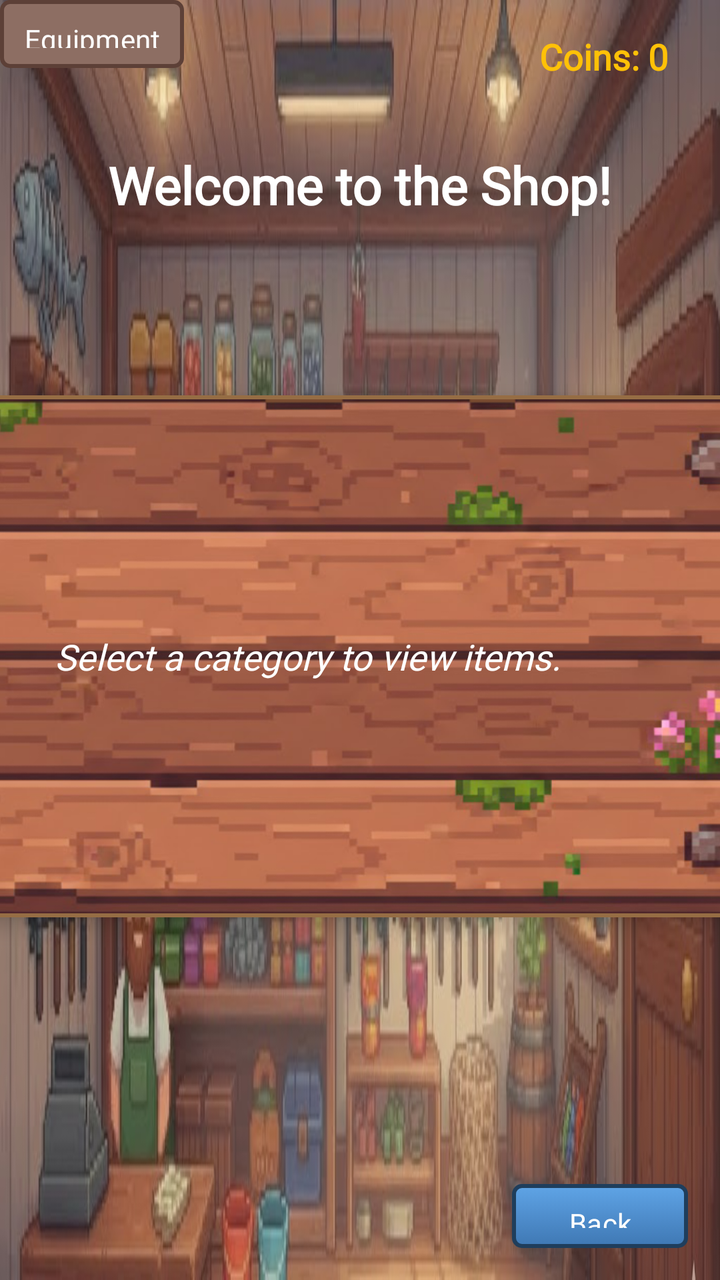
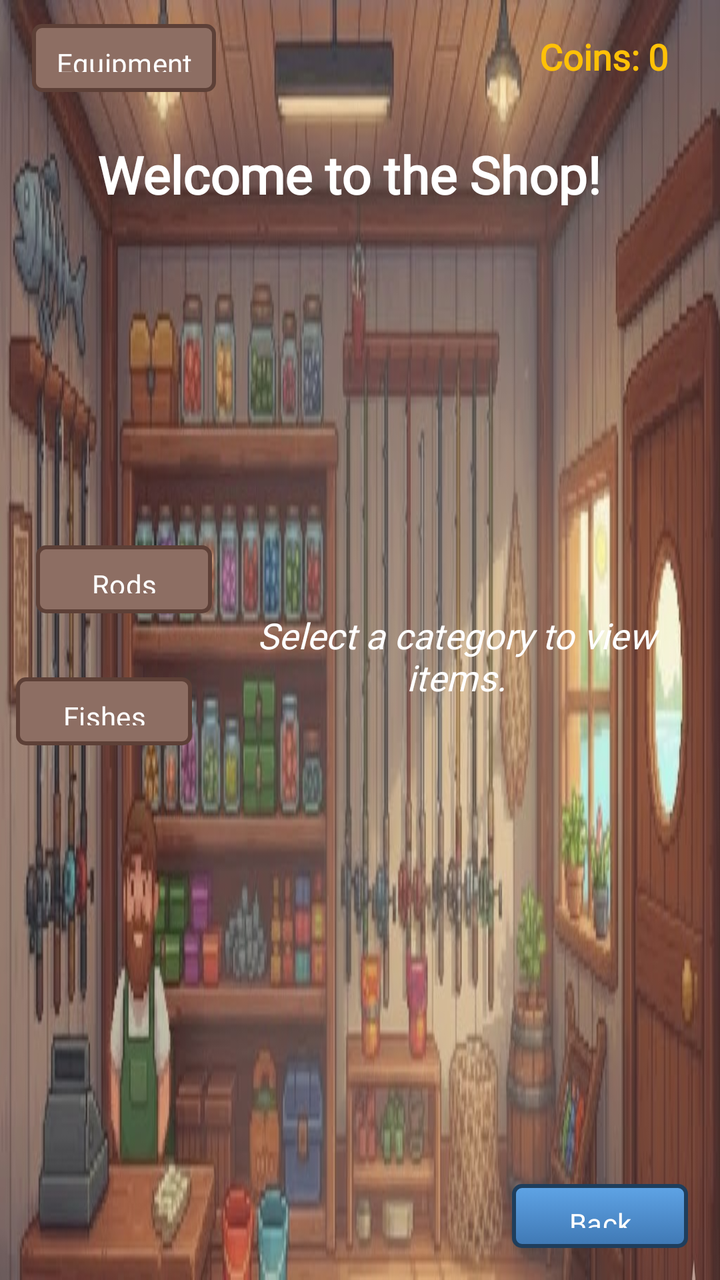

Screens rendered from an Android XML layout before and after an edit, with the pre-edit source and the edit as a unified diff.
<!-- AndroidManifest.xml: application theme Theme.Android_Proyecto -->
<!-- res/layout/activity_shop.xml -->
<?xml version="1.0" encoding="utf-8"?>
<androidx.constraintlayout.widget.ConstraintLayout xmlns:android="http://schemas.android.com/apk/res/android"
    xmlns:app="http://schemas.android.com/apk/res-auto"
    xmlns:tools="http://schemas.android.com/tools"
    android:layout_width="match_parent"
    android:layout_height="match_parent"
    android:background="@drawable/shopbackground">

    <Button
        android:id="@+id/btnBack"
        android:layout_width="wrap_content"
        android:layout_height="32dp"
        android:layout_gravity="start|center_vertical"
        android:layout_marginEnd="16dp"
        android:layout_marginBottom="16dp"
        android:background="@drawable/pixel_button_bg"
        android:fontFamily="@font/pixel_font"
        android:paddingHorizontal="12dp"
        android:text="Back"
        android:textAllCaps="false"
        android:textSize="14sp"
        app:backgroundTint="@null"
        app:layout_constraintBottom_toBottomOf="parent"
        app:layout_constraintEnd_toEndOf="parent"
        app:layout_constraintHorizontal_bias="1.0"
        app:layout_constraintStart_toStartOf="parent"
        app:layout_constraintTop_toTopOf="parent"
        app:layout_constraintVertical_bias="1.0" />

    <TextView
        android:id="@+id/tvCoins"
        android:layout_width="wrap_content"
        android:layout_height="wrap_content"
        android:layout_gravity="end|center_vertical"
        android:layout_marginTop="16dp"
        android:layout_marginEnd="16dp"
        android:fontFamily="@font/pixel_font"
        android:paddingStart="10dp"
        android:paddingEnd="10dp"
        android:text="Coins: 0"
        android:textColor="#FFC107"
        android:textSize="18sp"
        android:textStyle="bold"
        app:layout_constraintBottom_toBottomOf="parent"
        app:layout_constraintEnd_toEndOf="parent"
        app:layout_constraintHorizontal_bias="1.0"
        app:layout_constraintStart_toStartOf="parent"
        app:layout_constraintTop_toTopOf="parent"
        app:layout_constraintVertical_bias="0.0" />

    <TextView
        android:id="@+id/tvShopTitle"
        android:layout_width="wrap_content"
        android:layout_height="wrap_content"
        android:layout_gravity="center_horizontal"
        android:layout_marginTop="16dp"
        android:fontFamily="@font/pixel_font"
        android:text="Welcome to the Shop!"
        android:textColor="#FFFF"
        android:textSize="26sp"
        android:textStyle="bold"
        app:layout_constraintBottom_toBottomOf="parent"
        app:layout_constraintEnd_toEndOf="parent"
        app:layout_constraintStart_toStartOf="parent"
        app:layout_constraintTop_toTopOf="parent"
        app:layout_constraintVertical_bias="0.100000024" />


    <FrameLayout
        android:id="@+id/flShopContent"
        android:layout_width="482dp"
        android:layout_height="261dp"
        android:layout_marginTop="16dp"
        android:layout_weight="1"
        android:background="@drawable/bg_login_card"
        android:elevation="6dp"
        android:padding="8dp"
        app:layout_constraintBottom_toBottomOf="parent"
        app:layout_constraintEnd_toEndOf="parent"
        app:layout_constraintHorizontal_bias="0.72"
        app:layout_constraintStart_toStartOf="parent"
        app:layout_constraintTop_toTopOf="parent">

        
        <androidx.recyclerview.widget.RecyclerView
            android:id="@+id/rvRods"
            android:layout_width="match_parent"
            android:layout_height="match_parent"
            android:padding="6dp"
            android:visibility="gone" />

        
        <androidx.recyclerview.widget.RecyclerView
            android:id="@+id/rvFishes"
            android:layout_width="match_parent"
            android:layout_height="match_parent"
            android:padding="6dp"
            android:visibility="gone" />

        <TextView
            android:id="@+id/tvInitialMessage"
            android:layout_width="match_parent"
            android:layout_height="match_parent"
            android:fontFamily="@font/pixel_font"
            android:gravity="center"
            android:text="Select a category to view items."
            android:textColor="#FFFF"
            android:textSize="18sp"
            android:textStyle="italic" />


        <ProgressBar
            android:id="@+id/progressShop"
            style="?android:attr/progressBarStyleLarge"
            android:layout_width="wrap_content"
            android:layout_height="wrap_content"
            android:layout_gravity="center_horizontal"
            android:layout_marginTop="32dp"
            android:indeterminateTint="#2196F3"
            android:visibility="gone" />

    </FrameLayout>



    <Button
        android:id="@+id/btnRods"
        android:layout_width="wrap_content"
        android:layout_height="34dp"
        android:layout_marginBottom="16dp"
        android:background="@drawable/pixel_button_bg_brown"
        android:fontFamily="@font/pixel_font"
        android:paddingHorizontal="12dp"
        android:text="Rods"
        android:textAllCaps="false"
        android:textColor="@android:color/white"
        android:textSize="14sp"
        app:backgroundTint="@null"
        app:layout_constraintBottom_toTopOf="@+id/btnInventory"
        app:layout_constraintEnd_toStartOf="@+id/flShopContent"
        app:layout_constraintStart_toStartOf="parent" />

    <Button
        android:id="@+id/btnEquipment"
        android:layout_width="wrap_content"
        android:layout_height="34dp"
        android:background="@drawable/pixel_button_bg_brown"
        android:fontFamily="@font/pixel_font"
        android:paddingHorizontal="12dp"
        android:text="Equipment"
        android:textAllCaps="false"
        android:textColor="@android:color/white"
        android:textSize="14sp"
        app:backgroundTint="@null"
        app:layout_constraintStart_toStartOf="parent"
        app:layout_constraintTop_toTopOf="parent"
        tools:visibility="invisible" />

    <Button
        android:id="@+id/btnInventory"
        android:layout_width="wrap_content"
        android:layout_height="34dp"
        android:background="@drawable/pixel_button_bg_brown"
        android:fontFamily="@font/pixel_font"
        android:paddingHorizontal="12dp"
        android:text="Inventory"
        android:textAllCaps="false"
        android:textColor="@android:color/white"
        android:textSize="14sp"
        app:backgroundTint="@null"
        app:layout_constraintBottom_toBottomOf="parent"
        app:layout_constraintEnd_toStartOf="@+id/flShopContent"
        app:layout_constraintStart_toStartOf="parent"
        app:layout_constraintTop_toTopOf="parent" />

    <Button
        android:id="@+id/btnFishes"
        android:layout_width="wrap_content"
        android:layout_height="34dp"
        android:layout_marginTop="16dp"
        android:background="@drawable/pixel_button_bg_brown"
        android:fontFamily="@font/pixel_font"
        android:paddingHorizontal="12dp"
        android:text="Fishes"
        android:textAllCaps="false"
        android:textColor="@android:color/white"
        android:textSize="14sp"
        app:backgroundTint="@null"
        app:layout_constraintBottom_toBottomOf="parent"
        app:layout_constraintEnd_toStartOf="@+id/flShopContent"
        app:layout_constraintStart_toStartOf="parent"
        app:layout_constraintTop_toBottomOf="@+id/btnInventory"
        app:layout_constraintVertical_bias="0.0" />

    <Button
        android:id="@+id/btnSell"
        android:layout_width="wrap_content"
        android:layout_height="34dp"
        android:background="@drawable/pixel_button_bg_brown"
        android:fontFamily="@font/pixel_font"
        android:paddingHorizontal="12dp"
        android:text="Sell"
        android:textAllCaps="false"
        android:textColor="@android:color/white"
        android:textSize="14sp"
        android:visibility="invisible"
        app:backgroundTint="@null"
        app:layout_constraintStart_toStartOf="parent"
        app:layout_constraintTop_toTopOf="parent" />

</androidx.constraintlayout.widget.ConstraintLayout>
<!-- resources referenced by this layout -->
<resources>
  <!-- drawable bg_login_card (drawable) -->
  <?xml version="1.0" encoding="utf-8"?>
  <layer-list xmlns:android="http://schemas.android.com/apk/res/android">
  
      
      <item>
          <shape android:shape="rectangle">
              <corners android:radius="24dp" />
              <solid android:color="#7A4C30" />
          </shape>
      </item>
  
      
      <item>
          <bitmap
              android:src="@drawable/pixel_wood_bg"
              android:gravity="fill" />
      </item>
  
      
      <item>
          <shape android:shape="rectangle">
              <corners android:radius="24dp" />
              <stroke
                  android:width="2dp"
                  android:color="#966D44" />
          </shape>
      </item>
  
      
      <item
          android:bottom="4dp"
          android:left="4dp"
          android:right="4dp"
          android:top="4dp">
          <shape android:shape="rectangle">
              <corners android:radius="20dp" />
              <padding
                  android:left="16dp"
                  android:top="16dp"
                  android:right="16dp"
                  android:bottom="16dp" />
          </shape>
      </item>
  
  </layer-list>
  <!-- drawable pixel_button_bg (drawable) -->
  <?xml version="1.0" encoding="utf-8"?>
  <selector xmlns:android="http://schemas.android.com/apk/res/android">
  
      <item android:state_pressed="true">
          <shape android:shape="rectangle">
              <corners android:radius="4dp"/>
              <solid android:color="#2D5A8C"/>
              <stroke android:width="2dp" android:color="#1F3E5C"/>
          </shape>
      </item>
  
      <item>
          <shape android:shape="rectangle">
              <corners android:radius="4dp"/>
              <stroke android:width="2dp" android:color="#1F3E5C"/>
              <gradient
                  android:angle="270"
                  android:startColor="#5FA4E6"  android:endColor="#3F78B4"    android:type="linear"/>
          </shape>
      </item>
  </selector>
  <!-- drawable pixel_button_bg_brown (drawable) -->
  <?xml version="1.0" encoding="utf-8"?>
  <selector xmlns:android="http://schemas.android.com/apk/res/android">
  
      <item android:state_pressed="true">
          <shape android:shape="rectangle">
  
              <solid android:color="#6D4C41" />
  
              <stroke
                  android:width="2dp"
                  android:color="#3E2723" />
  
              <corners android:radius="4dp" />
  
              <padding
                  android:left="6dp"
                  android:top="4dp"
                  android:right="6dp"
                  android:bottom="4dp" />
          </shape>
      </item>
  
      <item>
          <shape android:shape="rectangle">
  
              <solid android:color="#8D6E63" />
  
              <stroke
                  android:width="2dp"
                  android:color="#5D4037" />
  
              <corners android:radius="4dp" />
  
              <padding
                  android:left="6dp"
                  android:top="4dp"
                  android:right="6dp"
                  android:bottom="4dp" />
          </shape>
      </item>
  
  </selector>
  <!-- drawable shopbackground: jpg bitmap (drawable, 91862 bytes) -->
  <style name="Theme.Android_Proyecto" parent="Base.Theme.Android_Proyecto" />
  <!-- drawable pixel_wood_bg: png bitmap (drawable, 414177 bytes) -->
  <style name="Base.Theme.Android_Proyecto" parent="Theme.Material3.DayNight.NoActionBar">
          
          
      </style>
</resources>

<!-- the commit's change to res/layout/activity_shop.xml (unified diff, before → after) -->
@@ -48,6 +48,7 @@
         app:layout_constraintTop_toTopOf="parent"
         app:layout_constraintVertical_bias="0.0" />
 
+
     <TextView
         android:id="@+id/tvShopTitle"
         android:layout_width="wrap_content"
@@ -61,24 +62,25 @@
         android:textStyle="bold"
         app:layout_constraintBottom_toBottomOf="parent"
         app:layout_constraintEnd_toEndOf="parent"
-        app:layout_constraintStart_toStartOf="parent"
-        app:layout_constraintTop_toTopOf="parent"
-        app:layout_constraintVertical_bias="0.100000024" />
-
+        app:layout_constraintHorizontal_bias="0.45"
+        app:layout_constraintStart_toStartOf="parent"
+        app:layout_constraintTop_toTopOf="parent"
+        app:layout_constraintVertical_bias="0.091" />
 
     <FrameLayout
         android:id="@+id/flShopContent"
-        android:layout_width="482dp"
-        android:layout_height="261dp"
-        android:layout_marginTop="16dp"
+        android:layout_width="0dp"
+        android:layout_height="257dp"
+        android:layout_marginStart="8dp"
+        android:layout_marginTop="16dp"
+        android:layout_marginEnd="8dp"
         android:layout_weight="1"
-        android:background="@drawable/bg_login_card"
+        android:background="@android:color/transparent"
         android:elevation="6dp"
         android:padding="8dp"
         app:layout_constraintBottom_toBottomOf="parent"
         app:layout_constraintEnd_toEndOf="parent"
-        app:layout_constraintHorizontal_bias="0.72"
-        app:layout_constraintStart_toStartOf="parent"
+        app:layout_constraintStart_toEndOf="@+id/btnFishes"
         app:layout_constraintTop_toTopOf="parent">
 
         
@@ -96,6 +98,7 @@
             android:layout_height="match_parent"
             android:padding="6dp"
             android:visibility="gone" />
+
 
         <TextView
             android:id="@+id/tvInitialMessage"
@@ -108,7 +111,6 @@
             android:textSize="18sp"
             android:textStyle="italic" />
 
-
         <ProgressBar
             android:id="@+id/progressShop"
             style="?android:attr/progressBarStyleLarge"
@@ -122,12 +124,11 @@
     </FrameLayout>
 
 
-
     <Button
         android:id="@+id/btnRods"
         android:layout_width="wrap_content"
         android:layout_height="34dp"
-        android:layout_marginBottom="16dp"
+        android:layout_marginStart="18dp"
         android:background="@drawable/pixel_button_bg_brown"
         android:fontFamily="@font/pixel_font"
         android:paddingHorizontal="12dp"
@@ -136,14 +137,17 @@
         android:textColor="@android:color/white"
         android:textSize="14sp"
         app:backgroundTint="@null"
-        app:layout_constraintBottom_toTopOf="@+id/btnInventory"
-        app:layout_constraintEnd_toStartOf="@+id/flShopContent"
-        app:layout_constraintStart_toStartOf="parent" />
+        app:layout_constraintBottom_toBottomOf="parent"
+        app:layout_constraintStart_toStartOf="parent"
+        app:layout_constraintTop_toTopOf="parent"
+        app:layout_constraintVertical_bias="0.45" />
 
     <Button
         android:id="@+id/btnEquipment"
         android:layout_width="wrap_content"
         android:layout_height="34dp"
+        android:layout_marginStart="16dp"
+        android:layout_marginTop="12dp"
         android:background="@drawable/pixel_button_bg_brown"
         android:fontFamily="@font/pixel_font"
         android:paddingHorizontal="12dp"
@@ -157,55 +161,41 @@
         tools:visibility="invisible" />
 
     <Button
-        android:id="@+id/btnInventory"
-        android:layout_width="wrap_content"
-        android:layout_height="34dp"
-        android:background="@drawable/pixel_button_bg_brown"
-        android:fontFamily="@font/pixel_font"
-        android:paddingHorizontal="12dp"
-        android:text="Inventory"
-        android:textAllCaps="false"
-        android:textColor="@android:color/white"
-        android:textSize="14sp"
-        app:backgroundTint="@null"
-        app:layout_constraintBottom_toBottomOf="parent"
-        app:layout_constraintEnd_toStartOf="@+id/flShopContent"
+        android:id="@+id/btnFishes"
+        android:layout_width="wrap_content"
+        android:layout_height="34dp"
+        android:layout_marginStart="8dp"
+        android:background="@drawable/pixel_button_bg_brown"
+        android:fontFamily="@font/pixel_font"
+        android:paddingHorizontal="12dp"
+        android:text="Fishes"
+        android:textAllCaps="false"
+        android:textColor="@android:color/white"
+        android:textSize="14sp"
+        app:backgroundTint="@null"
+        app:layout_constraintBottom_toBottomOf="parent"
+        app:layout_constraintEnd_toEndOf="parent"
+        app:layout_constraintHorizontal_bias="0.0"
+        app:layout_constraintStart_toStartOf="parent"
+        app:layout_constraintTop_toTopOf="parent"
+        app:layout_constraintVertical_bias="0.559" />
+
+    <Button
+        android:id="@+id/btnSell"
+        android:layout_width="wrap_content"
+        android:layout_height="34dp"
+        android:layout_marginStart="16dp"
+        android:layout_marginTop="16dp"
+        android:background="@drawable/pixel_button_bg_brown"
+        android:fontFamily="@font/pixel_font"
+        android:paddingHorizontal="12dp"
+        android:text="Sell"
+        android:textAllCaps="false"
+        android:textColor="@android:color/white"
+        android:textSize="14sp"
+        android:visibility="invisible"
+        app:backgroundTint="@null"
         app:layout_constraintStart_toStartOf="parent"
         app:layout_constraintTop_toTopOf="parent" />
 
-    <Button
-        android:id="@+id/btnFishes"
-        android:layout_width="wrap_content"
-        android:layout_height="34dp"
-        android:layout_marginTop="16dp"
-        android:background="@drawable/pixel_button_bg_brown"
-        android:fontFamily="@font/pixel_font"
-        android:paddingHorizontal="12dp"
-        android:text="Fishes"
-        android:textAllCaps="false"
-        android:textColor="@android:color/white"
-        android:textSize="14sp"
-        app:backgroundTint="@null"
-        app:layout_constraintBottom_toBottomOf="parent"
-        app:layout_constraintEnd_toStartOf="@+id/flShopContent"
-        app:layout_constraintStart_toStartOf="parent"
-        app:layout_constraintTop_toBottomOf="@+id/btnInventory"
-        app:layout_constraintVertical_bias="0.0" />
-
-    <Button
-        android:id="@+id/btnSell"
-        android:layout_width="wrap_content"
-        android:layout_height="34dp"
-        android:background="@drawable/pixel_button_bg_brown"
-        android:fontFamily="@font/pixel_font"
-        android:paddingHorizontal="12dp"
-        android:text="Sell"
-        android:textAllCaps="false"
-        android:textColor="@android:color/white"
-        android:textSize="14sp"
-        android:visibility="invisible"
-        app:backgroundTint="@null"
-        app:layout_constraintStart_toStartOf="parent"
-        app:layout_constraintTop_toTopOf="parent" />
-
 </androidx.constraintlayout.widget.ConstraintLayout>
<!-- resource entries referenced after the edit -->
@@ -1,51 +1,5 @@
 <!-- resources referenced by this layout -->
 <resources>
-  <!-- drawable bg_login_card (drawable) -->
-  <?xml version="1.0" encoding="utf-8"?>
-  <layer-list xmlns:android="http://schemas.android.com/apk/res/android">
-  
-      
-      <item>
-          <shape android:shape="rectangle">
-              <corners android:radius="24dp" />
-              <solid android:color="#7A4C30" />
-          </shape>
-      </item>
-  
-      
-      <item>
-          <bitmap
-              android:src="@drawable/pixel_wood_bg"
-              android:gravity="fill" />
-      </item>
-  
-      
-      <item>
-          <shape android:shape="rectangle">
-              <corners android:radius="24dp" />
-              <stroke
-                  android:width="2dp"
-                  android:color="#966D44" />
-          </shape>
-      </item>
-  
-      
-      <item
-          android:bottom="4dp"
-          android:left="4dp"
-          android:right="4dp"
-          android:top="4dp">
-          <shape android:shape="rectangle">
-              <corners android:radius="20dp" />
-              <padding
-                  android:left="16dp"
-                  android:top="16dp"
-                  android:right="16dp"
-                  android:bottom="16dp" />
-          </shape>
-      </item>
-  
-  </layer-list>
   <!-- drawable pixel_button_bg (drawable) -->
   <?xml version="1.0" encoding="utf-8"?>
   <selector xmlns:android="http://schemas.android.com/apk/res/android">
@@ -113,7 +67,6 @@
   </selector>
   <!-- drawable shopbackground: jpg bitmap (drawable, 91862 bytes) -->
   <style name="Theme.Android_Proyecto" parent="Base.Theme.Android_Proyecto" />
-  <!-- drawable pixel_wood_bg: png bitmap (drawable, 414177 bytes) -->
   <style name="Base.Theme.Android_Proyecto" parent="Theme.Material3.DayNight.NoActionBar">
           
           
